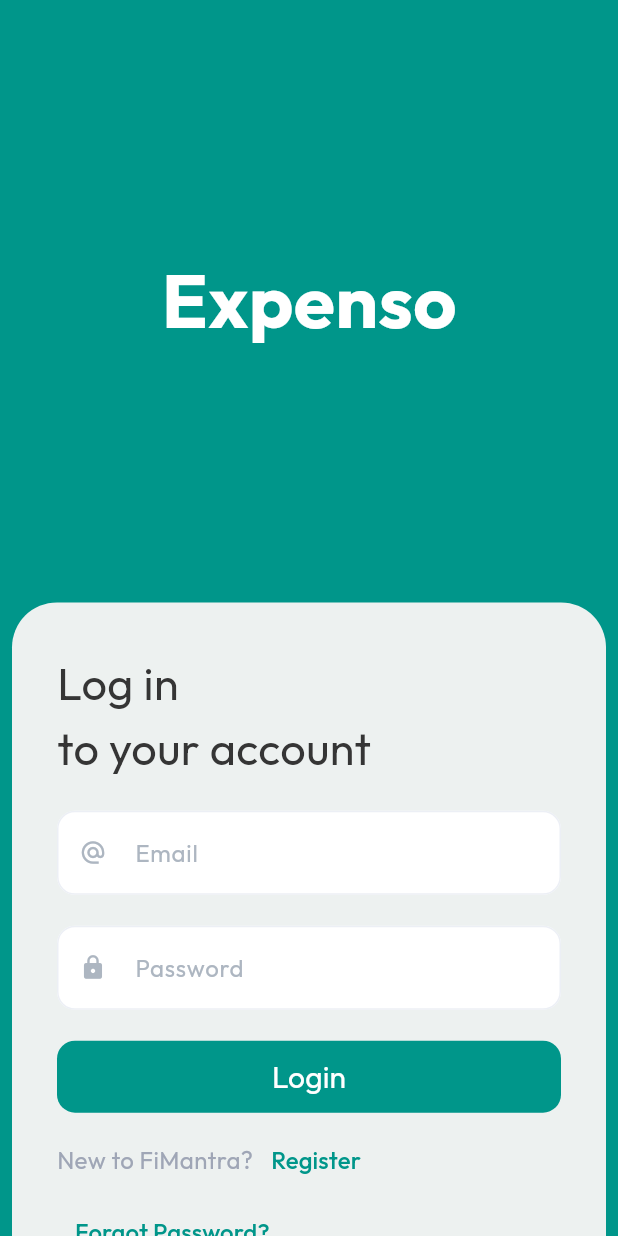
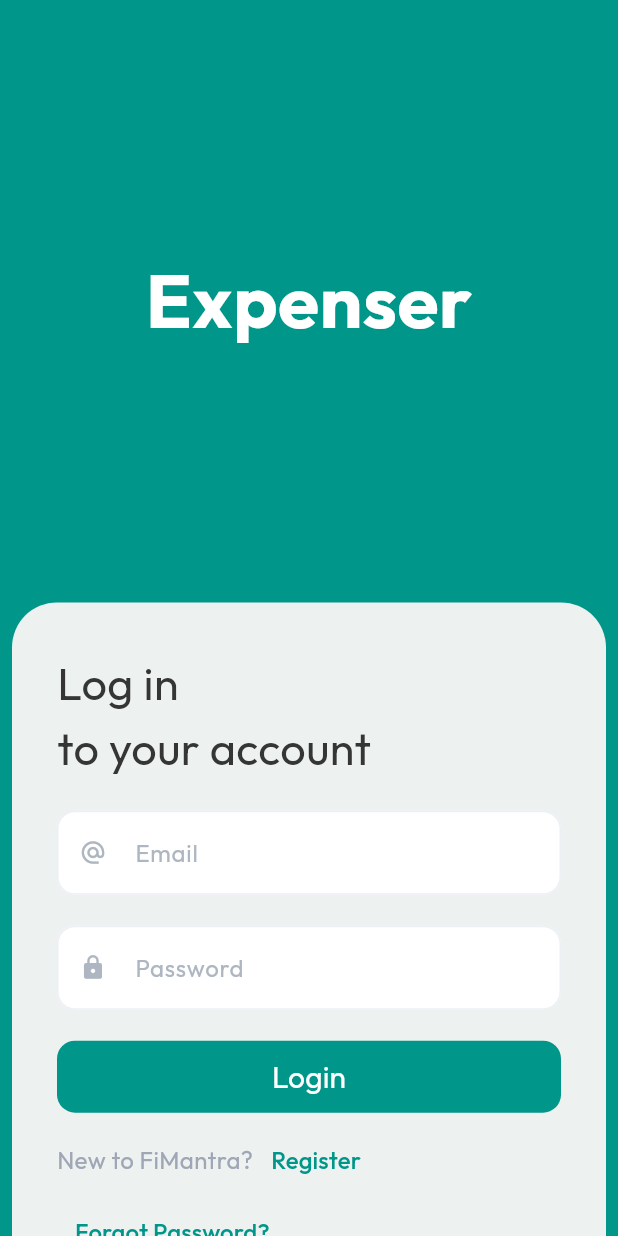
Before and after one commit to shivali1203/ExpenseManager, a Flutter app: the screen it shows after launch, on a phone screen of 412 x 824 dp. Run offline on Flutter 3.47's test engine with Material 3 defaults, Android fonts, the phone set to English and light mode, and no system bars; our stand-ins replace firebase_auth, firebase_core, firebase_database, firebase_storage, flutter_switch, fluttertoast and 2 more; accounts and stored records are empty.

Commit message:
fixed all your problems

```diff
--- a/lib/presentation/screens/auth/login_screen.dart
+++ b/lib/presentation/screens/auth/login_screen.dart
@@ -80,7 +80,7 @@ class _LoginScreenState extends State<LoginScreen> {
                         ),
                         const Center(
                           child: Text(
-                            'Expenso',
+                            'Expenser',
                             style: TextStyle(
                                 fontSize: 50,
                                 fontWeight: FontWeight.bold,
--- a/lib/presentation/screens/auth/signup_screen.dart
+++ b/lib/presentation/screens/auth/signup_screen.dart
@@ -89,7 +89,7 @@ class _SignupScreenState extends State<SignupScreen> {
                         color: Theme.of(context).primaryColor,
                         child: const Center(
                           child: Text(
-                            'Expenso',
+                            'Expenser',
                             style: TextStyle(
                                 fontSize: 50,
                                 fontWeight: FontWeight.bold,
--- a/lib/presentation/screens/home_screen/home_screen.dart
+++ b/lib/presentation/screens/home_screen/home_screen.dart
@@ -154,7 +154,7 @@ class _HomeScreenState extends State<HomeScreen> {
                                           height: constraints.maxHeight * 0.03,
                                         ),
                                         Text(
-                                          'Expenso',
+                                          'Expenser',
                                           textAlign: TextAlign.start,
                                           style: TextStyle(
                                               fontSize: 32,
```
Also changed, not shown: 5 other files.
